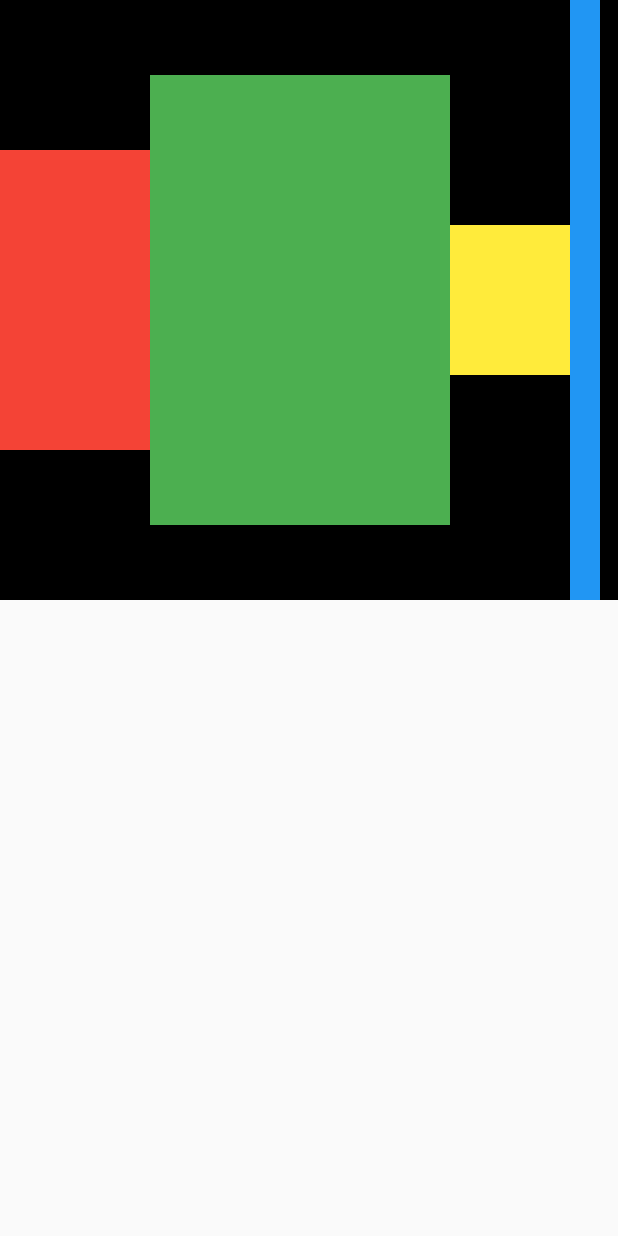
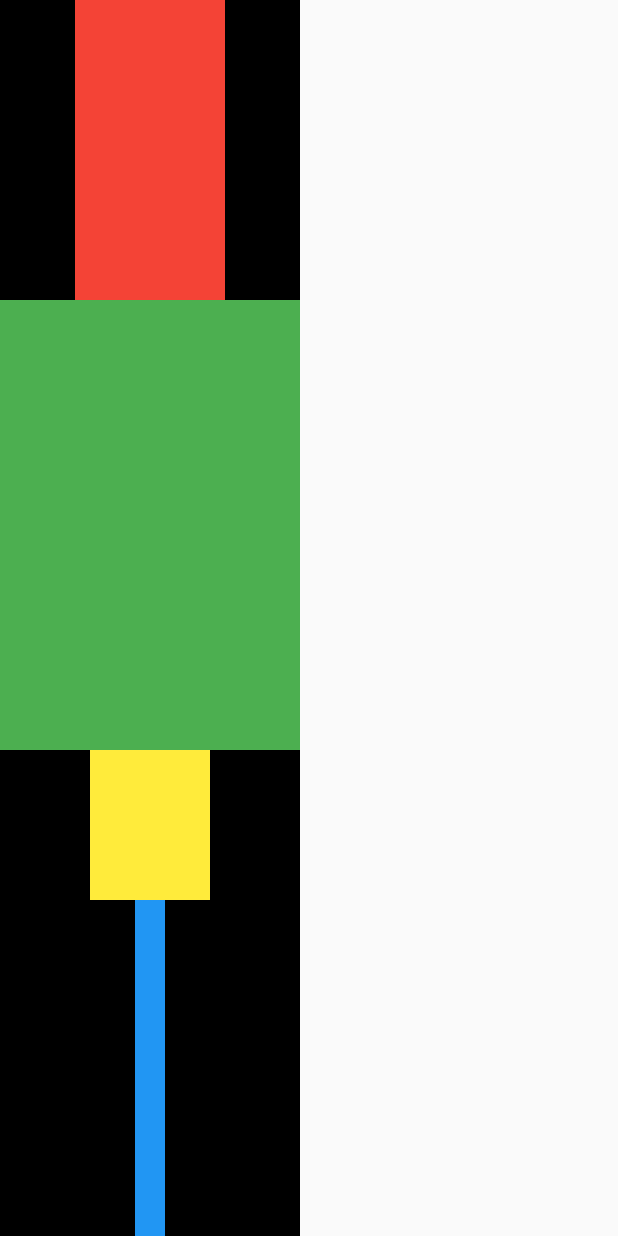
Before and after one commit to Muhanned-Anwar/avatar_course2_2, a Flutter app: the screen it shows after launch, on a phone screen of 412 x 824 dp. Run offline on Flutter 3.47's test engine with Material 2 defaults, Android fonts, the light colour scheme and no system bars.

Commit message:
example for column

```diff
--- a/lib/main.dart
+++ b/lib/main.dart
@@ -14,8 +14,8 @@ class MyApp extends StatelessWidget {
       home: Scaffold(
         body: Container( // width: double.infinity
           color: Colors.black,
-          child: Row( // width: 0 >> sum(100, 200, 80, 20) = 400
-                      // height: 0 >> max(200, 300, 100, 400) = 400
+          child: Column( // width: 0 >> max(100, 200, 80, 20) = 200
+                      // height: 0 >> sum(200, 300, 100, 400) = 400
             children: [
               Container( // width: 0
                 color: Colors.red,
@@ -35,7 +35,7 @@ class MyApp extends StatelessWidget {
               Container(
                 color: Colors.blue,
                 width: 20,
-                height: 400,
+                height: 300,
               )
             ],
           ),
```
